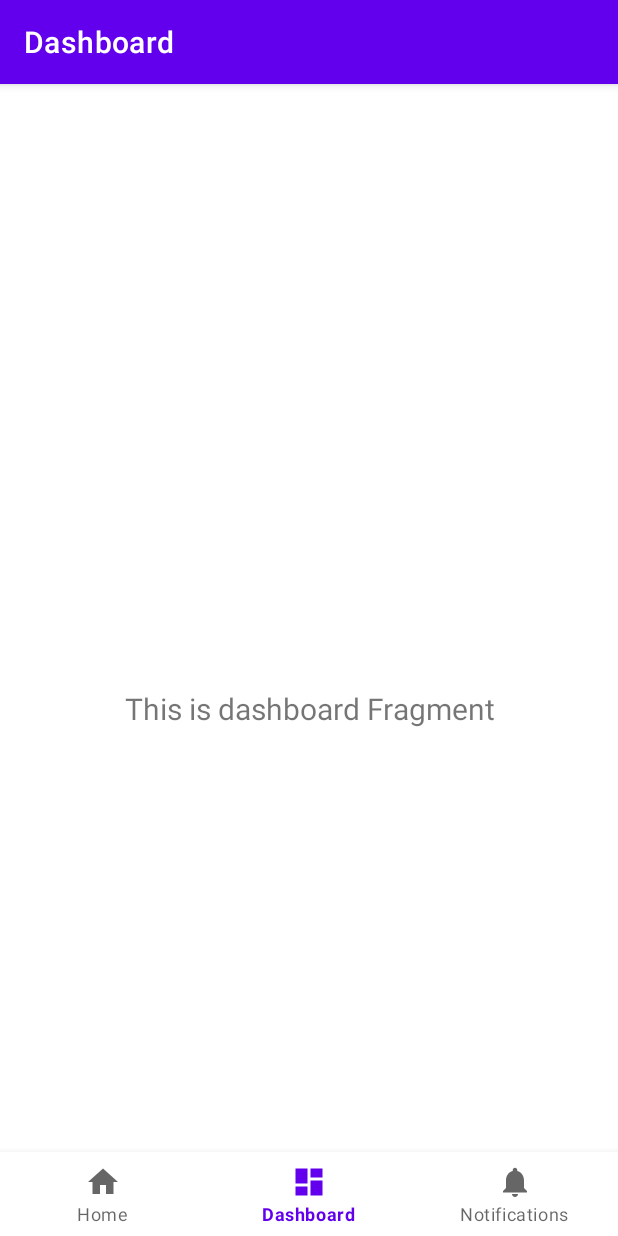
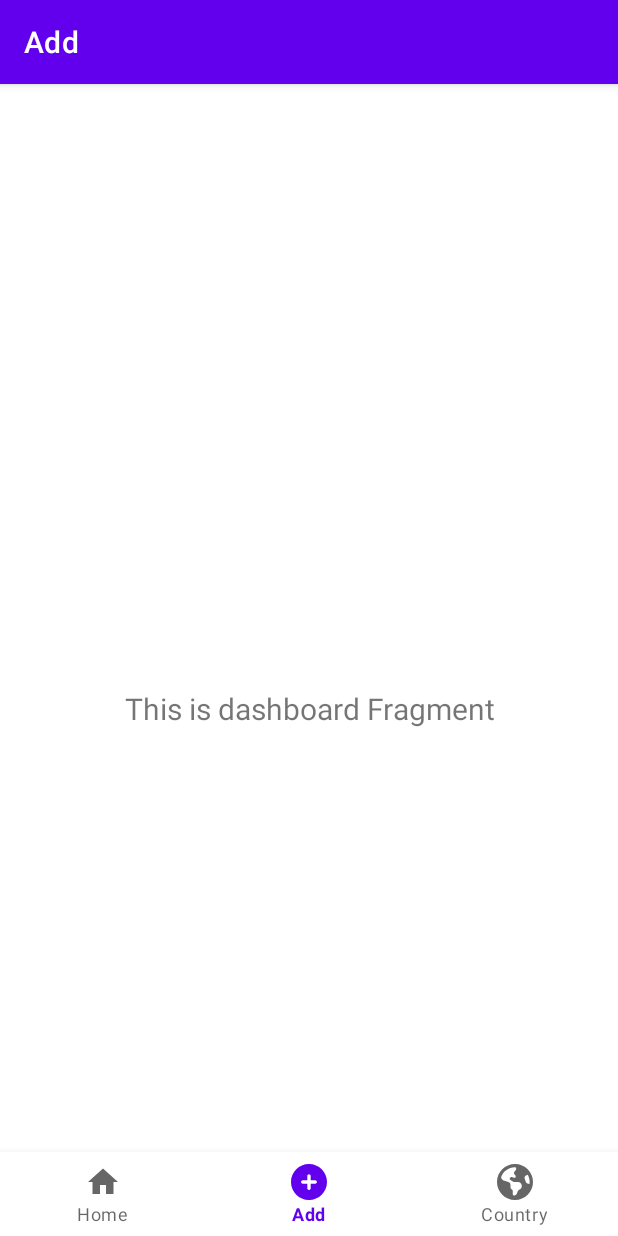
Before and after one commit to RomainGuarinoni/WorldMemo, an Android app: the screen it shows after launch (MainActivity), item 2 of the bottom bar chosen, on a phone screen of 412 x 824 dp. Run offline under Robolectric (Android 15) with nearby library versions, the phone set to English and light mode, and no system bars; our stand-ins replace navigation-ui.

Commit message:
feat: new navigation menu

```diff
--- a/app/src/main/java/com/example/worldmemo/MainActivity.kt
+++ b/app/src/main/java/com/example/worldmemo/MainActivity.kt
@@ -26,7 +26,7 @@ class MainActivity : AppCompatActivity() {
         // menu should be considered as top level destinations.
         val appBarConfiguration = AppBarConfiguration(
             setOf(
-                R.id.navigation_home, R.id.navigation_dashboard, R.id.navigation_notifications
+                R.id.navigation_home, R.id.navigation_add, R.id.navigation_country
             )
         )
         setupActionBarWithNavController(navController, appBarConfiguration)
--- /dev/null
+++ b/app/src/main/res/drawable/ic_add_black_24dp.xml
@@ -0,0 +1,11 @@
+<?xml version="1.0" encoding="utf-8"?>
+<vector xmlns:android="http://schemas.android.com/apk/res/android"
+    android:width="24dp"
+    android:height="24dp"
+    android:viewportWidth="512"
+    android:viewportHeight="512">
+
+    <path
+        android:fillColor="#000000"
+        android:pathData="M256 512c141.4 0 256-114.6 256-256S397.4 0 256 0S0 114.6 0 256S114.6 512 256 512zM232 344V280H168c-13.3 0-24-10.7-24-24s10.7-24 24-24h64V168c0-13.3 10.7-24 24-24s24 10.7 24 24v64h64c13.3 0 24 10.7 24 24s-10.7 24-24 24H280v64c0 13.3-10.7 24-24 24s-24-10.7-24-24z" />
+</vector>
--- /dev/null
+++ b/app/src/main/res/drawable/ic_country_black_24dp.xml
@@ -0,0 +1,11 @@
+<?xml version="1.0" encoding="utf-8"?>
+<vector xmlns:android="http://schemas.android.com/apk/res/android"
+    android:width="24dp"
+    android:height="24dp"
+    android:viewportWidth="512"
+    android:viewportHeight="512">
+
+    <path
+        android:fillColor="#000000"
+        android:pathData="M57.7 193l9.4 16.4c8.3 14.5 21.9 25.2 38 29.8L163 255.7c17.2 4.9 29 20.6 29 38.5v39.9c0 11 6.2 21 16 25.9s16 14.9 16 25.9v39c0 15.6 14.9 26.9 29.9 22.6c16.1-4.6 28.6-17.5 32.7-33.8l2.8-11.2c4.2-16.9 15.2-31.4 30.3-40l8.1-4.6c15-8.5 24.2-24.5 24.2-41.7v-8.3c0-12.7-5.1-24.9-14.1-33.9l-3.9-3.9c-9-9-21.2-14.1-33.9-14.1H257c-11.1 0-22.1-2.9-31.8-8.4l-34.5-19.7c-4.3-2.5-7.6-6.5-9.2-11.2c-3.2-9.6 1.1-20 10.2-24.5l5.9-3c6.6-3.3 14.3-3.9 21.3-1.5l23.2 7.7c8.2 2.7 17.2-0.4 21.9-7.5c4.7-7 4.2-16.3-1.2-22.8l-13.6-16.3c-10-12-9.9-29.5 0.3-41.3l15.7-18.3c8.8-10.3 10.2-25 3.5-36.7l-2.4-4.2c-3.5-0.2-6.9-0.3-10.4-0.3C163.1 48 84.4 108.9 57.7 193zM464 256c0-36.8-9.6-71.4-26.4-101.5L412 164.8c-15.7 6.3-23.8 23.8-18.5 39.8l16.9 50.7c3.5 10.4 12 18.3 22.6 20.9l29.1 7.3c1.2-9 1.8-18.2 1.8-27.5zm48 0c0 141.4-114.6 256-256 256S0 397.4 0 256S114.6 0 256 0S512 114.6 512 256z" />
+</vector>
--- a/app/src/main/res/drawable/ic_dashboard_black_24dp.xml
+++ /dev/null
@@ -1,9 +0,0 @@
-<vector xmlns:android="http://schemas.android.com/apk/res/android"
-    android:width="24dp"
-    android:height="24dp"
-    android:viewportWidth="24.0"
-    android:viewportHeight="24.0">
-    <path
-        android:fillColor="#FF000000"
-        android:pathData="M3,13h8L11,3L3,3v10zM3,21h8v-6L3,15v6zM13,21h8L21,11h-8v10zM13,3v6h8L21,3h-8z" />
-</vector>
--- a/app/src/main/res/drawable/ic_notifications_black_24dp.xml
+++ /dev/null
@@ -1,9 +0,0 @@
-<vector xmlns:android="http://schemas.android.com/apk/res/android"
-    android:width="24dp"
-    android:height="24dp"
-    android:viewportWidth="24.0"
-    android:viewportHeight="24.0">
-    <path
-        android:fillColor="#FF000000"
-        android:pathData="M12,22c1.1,0 2,-0.9 2,-2h-4c0,1.1 0.89,2 2,2zM18,16v-5c0,-3.07 -1.64,-5.64 -4.5,-6.32L13.5,4c0,-0.83 -0.67,-1.5 -1.5,-1.5s-1.5,0.67 -1.5,1.5v0.68C7.63,5.36 6,7.92 6,11v5l-2,2v1h16v-1l-2,-2z" />
-</vector>
--- a/app/src/main/res/menu/bottom_nav_menu.xml
+++ b/app/src/main/res/menu/bottom_nav_menu.xml
@@ -7,13 +7,13 @@
         android:title="@string/title_home" />
 
     <item
-        android:id="@+id/navigation_dashboard"
-        android:icon="@drawable/ic_dashboard_black_24dp"
-        android:title="@string/title_dashboard" />
+        android:id="@+id/navigation_add"
+        android:icon="@drawable/ic_add_black_24dp"
+        android:title="@string/title_add" />
 
     <item
-        android:id="@+id/navigation_notifications"
-        android:icon="@drawable/ic_notifications_black_24dp"
-        android:title="@string/title_notifications" />
+        android:id="@+id/navigation_country"
+        android:icon="@drawable/ic_country_black_24dp"
+        android:title="@string/title_country" />
 
 </menu>
--- a/app/src/main/res/navigation/mobile_navigation.xml
+++ b/app/src/main/res/navigation/mobile_navigation.xml
@@ -12,14 +12,14 @@
         tools:layout="@layout/fragment_home" />
 
     <fragment
-        android:id="@+id/navigation_dashboard"
+        android:id="@+id/navigation_add"
         android:name="com.example.worldmemo.ui.dashboard.DashboardFragment"
-        android:label="@string/title_dashboard"
+        android:label="@string/title_add"
         tools:layout="@layout/fragment_dashboard" />
 
     <fragment
-        android:id="@+id/navigation_notifications"
+        android:id="@+id/navigation_country"
         android:name="com.example.worldmemo.ui.notifications.NotificationsFragment"
-        android:label="@string/title_notifications"
+        android:label="@string/title_country"
         tools:layout="@layout/fragment_notifications" />
 </navigation>
--- a/app/src/main/res/values/strings.xml
+++ b/app/src/main/res/values/strings.xml
@@ -1,6 +1,6 @@
 <resources>
     <string name="app_name">WorldMemo</string>
     <string name="title_home">Home</string>
-    <string name="title_dashboard">Dashboard</string>
-    <string name="title_notifications">Notifications</string>
+    <string name="title_add">Add</string>
+    <string name="title_country">Country</string>
 </resources>
```
